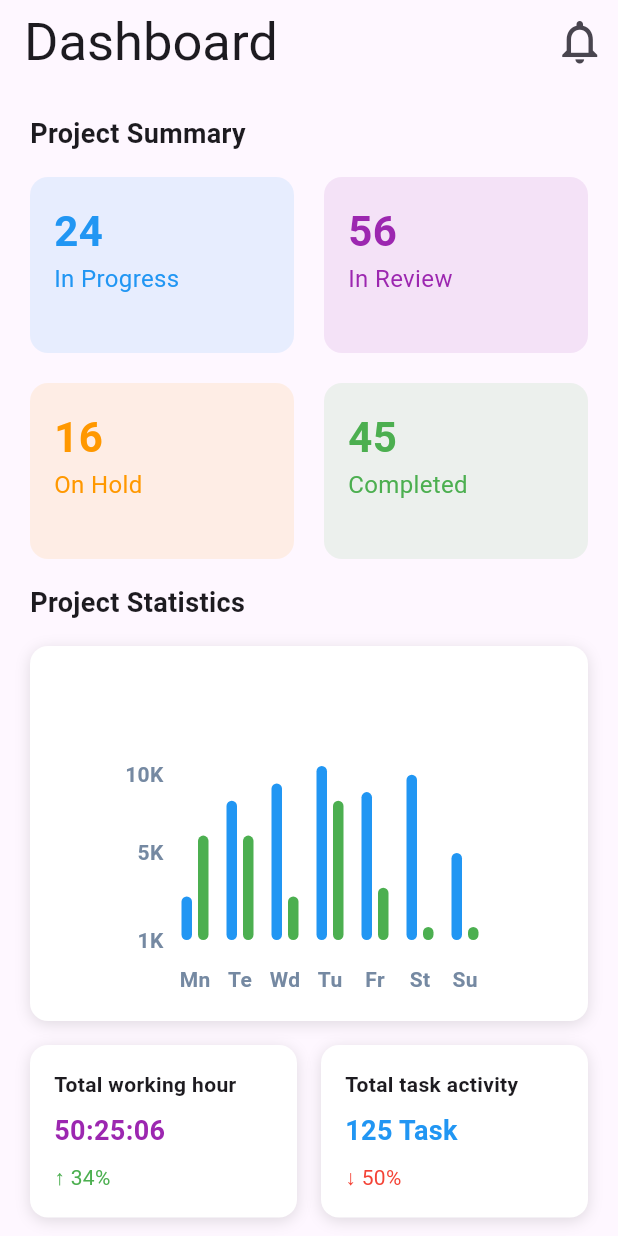
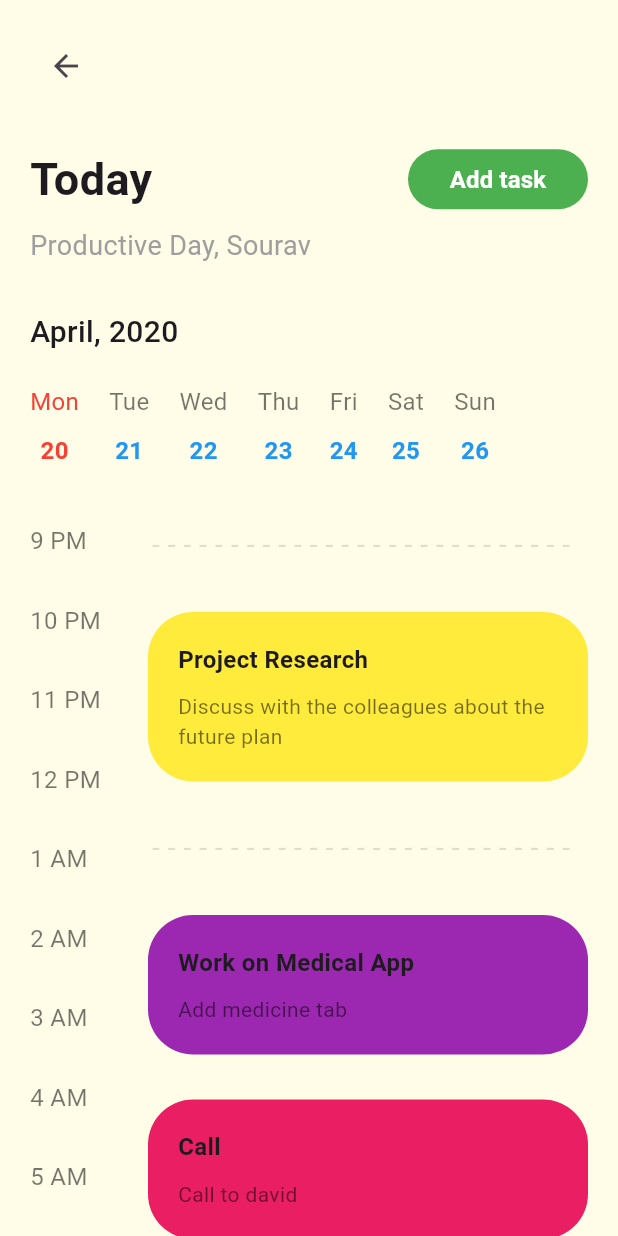
Before and after one commit to ngcuyen/task-manager, a Flutter app: the screen it shows after launch, on a phone screen of 412 x 824 dp. Run offline on Flutter 3.47's test engine with Material 3 defaults, Android fonts, the phone set to English and light mode, and no system bars; drawn by our look-alikes of fl_chart; our stand-ins replace firebase_core; accounts and stored records are empty.

Commit message:
feat: calendar page

```diff
--- a/lib/main.dart
+++ b/lib/main.dart
@@ -1,5 +1,6 @@
 import 'package:flutter/material.dart';
 import 'package:task_manager/screens/dashboard.dart';
+import 'package:task_manager/screens/task_detail.dart';
 
 void main() {
   runApp(const MainApp());
@@ -10,6 +11,6 @@ class MainApp extends StatelessWidget {
 
   @override
   Widget build(BuildContext context) {
-    return const MaterialApp(home: DashboardScreen());
+    return const MaterialApp(home: TaskDetailScreen());
   }
 }
--- /dev/null
+++ b/lib/screens/task_detail.dart
@@ -0,0 +1,220 @@
+// ignore_for_file: unused_element, prefer_const_constructors, prefer_const_literals_to_create_immutables
+
+import 'package:flutter/foundation.dart';
+import 'package:flutter/material.dart';
+import 'package:task_manager/widgets/calendar_dates.dart';
+import 'package:task_manager/widgets/task_container.dart';
+
+class TaskDetailScreen extends StatefulWidget {
+  const TaskDetailScreen({super.key});
+
+  @override
+  State<TaskDetailScreen> createState() => _TaskDetailScreenState();
+}
+
+class _TaskDetailScreenState extends State<TaskDetailScreen> {
+  final List<String> days = ['Mon', 'Tue', 'Wed', 'Thu', 'Fri', 'Sat', 'Sun'];
+  final List<int> dates = [20, 21, 22, 23, 24, 25, 26];
+  final List<int> time = [9, 10, 11, 12, 1, 2, 3, 4, 5, 6, 7, 8];
+  static CircleAvatar calendarIcon() {
+    return CircleAvatar(
+      radius: 25.0,
+      backgroundColor: Colors.white,
+      child: Icon(
+        Icons.calendar_today,
+        size: 20.0,
+        color: Colors.white,
+      ),
+    );
+  }
+
+  Widget _dashedText() {
+    return Container(
+      padding: EdgeInsets.symmetric(vertical: 15),
+      child: Text(
+        '------------------------------------------',
+        maxLines: 1,
+        style:
+            TextStyle(fontSize: 20.0, color: Colors.black12, letterSpacing: 5),
+      ),
+    );
+  }
+
+  @override
+  Widget build(BuildContext context) {
+    double width = MediaQuery.of(context).size.width;
+    return Scaffold(
+      backgroundColor: Colors.yellow[50],
+      body: SafeArea(
+        child: Padding(
+          padding: const EdgeInsets.fromLTRB(
+            20,
+            20,
+            20,
+            0,
+          ),
+          child: Column(
+            children: <Widget>[
+              Align(
+                alignment: Alignment.centerLeft,
+                child: IconButton(
+                  icon: Icon(Icons.arrow_back),
+                  onPressed: () {
+                    Navigator.pop(context);
+                  },
+                ),
+              ),
+              SizedBox(height: 30.0),
+              Row(
+                  mainAxisAlignment: MainAxisAlignment.spaceBetween,
+                  children: <Widget>[
+                    Text(
+                      'Today',
+                      style: TextStyle(
+                          fontSize: 30.0, fontWeight: FontWeight.w700),
+                    ),
+                    Container(
+                      height: 40.0,
+                      width: 120,
+                      decoration: BoxDecoration(
+                        color: Colors.green,
+                        borderRadius: BorderRadius.circular(30),
+                      ),
+                      child: TextButton(
+                        onPressed: () {
+                          // Navigator.push(
+                          //   context,
+                          //   MaterialPageRoute(
+                          //     builder: (context) => CreateNewTaskPage(),
+                          //   ),
+                          // );
+                        },
+                        child: Center(
+                          child: Text(
+                            'Add task',
+                            style: TextStyle(
+                                color: Colors.white,
+                                fontWeight: FontWeight.w700,
+                                fontSize: 16),
+                          ),
+                        ),
+                      ),
+                    ),
+                  ]),
+              SizedBox(height: 10),
+              Row(
+                mainAxisAlignment: MainAxisAlignment.start,
+                children: <Widget>[
+                  Text(
+                    'Productive Day, Sourav',
+                    style: TextStyle(
+                      fontSize: 18.0,
+                      color: Colors.grey,
+                      fontWeight: FontWeight.w400,
+                    ),
+                  ),
+                ],
+              ),
+              SizedBox(height: 30),
+              Align(
+                alignment: Alignment.centerLeft,
+                child: Text(
+                  'April, 2020',
+                  style: TextStyle(fontWeight: FontWeight.w500, fontSize: 20),
+                ),
+              ),
+              SizedBox(height: 20.0),
+              Container(
+                height: 58.0,
+                child: ListView.builder(
+                  scrollDirection: Axis.horizontal,
+                  itemCount: days.length,
+                  itemBuilder: (BuildContext context, int index) {
+                    return CalendarDates(
+                      day: days[index],
+                      date: dates[index].toString(),
+                      dayColor: index == 0 ? Colors.red : Colors.black54,
+                      dateColor: index == 0 ? Colors.red : Colors.blue,
+                    );
+                  },
+                ),
+              ),
+              Expanded(
+                child: SingleChildScrollView(
+                  child: Container(
+                    padding: EdgeInsets.symmetric(vertical: 20.0),
+                    child: Row(
+                      crossAxisAlignment: CrossAxisAlignment.start,
+                      mainAxisAlignment: MainAxisAlignment.spaceBetween,
+                      children: <Widget>[
+                        Expanded(
+                          flex: 1,
+                          child: ListView.builder(
+                            itemCount: time.length,
+                            shrinkWrap: true,
+                            physics: NeverScrollableScrollPhysics(),
+                            itemBuilder: (BuildContext context, int index) =>
+                                Padding(
+                              padding:
+                                  const EdgeInsets.symmetric(vertical: 15.0),
+                              child: Align(
+                                alignment: Alignment.centerLeft,
+                                child: Text(
+                                  '${time[index]} ${time[index] > 8 ? 'PM' : 'AM'}',
+                                  style: TextStyle(
+                                    fontSize: 16.0,
+                                    color: Colors.black54,
+                                  ),
+                                ),
+                              ),
+                            ),
+                          ),
+                        ),
+                        SizedBox(
+                          width: 20,
+                        ),
+                        Expanded(
+                          flex: 5,
+                          child: ListView(
+                            shrinkWrap: true,
+                            physics: NeverScrollableScrollPhysics(),
+                            children: <Widget>[
+                              _dashedText(),
+                              TaskContainer(
+                                title: 'Project Research',
+                                subtitle:
+                                    'Discuss with the colleagues about the future plan',
+                                boxColor: Colors.yellow,
+                              ),
+                              _dashedText(),
+                              TaskContainer(
+                                title: 'Work on Medical App',
+                                subtitle: 'Add medicine tab',
+                                boxColor: Colors.purple,
+                              ),
+                              TaskContainer(
+                                title: 'Call',
+                                subtitle: 'Call to david',
+                                boxColor: Colors.pink,
+                              ),
+                              TaskContainer(
+                                title: 'Design Meeting',
+                                subtitle:
+                                    'Discuss with designers for new task for the medical app',
+                                boxColor: Colors.green,
+                              ),
+                            ],
+                          ),
+                        )
+                      ],
+                    ),
+                  ),
+                ),
+              ),
+            ],
+          ),
+        ),
+      ),
+    );
+  }
+}
--- /dev/null
+++ b/lib/widgets/calendar_dates.dart
@@ -0,0 +1,36 @@
+import 'package:flutter/material.dart';
+
+class CalendarDates extends StatelessWidget {
+  final String day;
+  final String date;
+  final Color dayColor;
+  final Color dateColor;
+
+  CalendarDates(
+      {required this.day,
+      required this.date,
+      required this.dayColor,
+      required this.dateColor});
+
+  @override
+  Widget build(BuildContext context) {
+    return Padding(
+      padding: const EdgeInsets.only(right: 20.0),
+      child: Column(
+        children: <Widget>[
+          Text(
+            day,
+            style: TextStyle(
+                fontSize: 16, color: dayColor, fontWeight: FontWeight.w400),
+          ),
+          SizedBox(height: 10.0),
+          Text(
+            date,
+            style: TextStyle(
+                fontSize: 16, color: dateColor, fontWeight: FontWeight.w700),
+          ),
+        ],
+      ),
+    );
+  }
+}
--- /dev/null
+++ b/lib/widgets/task_container.dart
@@ -0,0 +1,46 @@
+import 'package:flutter/material.dart';
+
+class TaskContainer extends StatelessWidget {
+  final String title;
+  final String subtitle;
+  final Color boxColor;
+
+  const TaskContainer({
+    required this.title,
+    required this.subtitle,
+    required this.boxColor,
+  });
+
+  @override
+  Widget build(BuildContext context) {
+    return Container(
+      margin: EdgeInsets.symmetric(vertical: 15.0),
+      padding: EdgeInsets.all(20.0),
+      child: Column(
+        crossAxisAlignment: CrossAxisAlignment.start,
+        children: <Widget>[
+          Text(
+            title,
+            style: TextStyle(
+              fontSize: 16.0,
+              fontWeight: FontWeight.w700,
+            ),
+          ),
+          Padding(
+            padding: const EdgeInsets.only(top: 10.0),
+            child: Text(
+              subtitle,
+              style: TextStyle(
+                fontSize: 14.0,
+                color: Colors.black54,
+                fontWeight: FontWeight.w400,
+              ),
+            ),
+          )
+        ],
+      ),
+      decoration: BoxDecoration(
+          color: boxColor, borderRadius: BorderRadius.circular(30.0)),
+    );
+  }
+}
```
